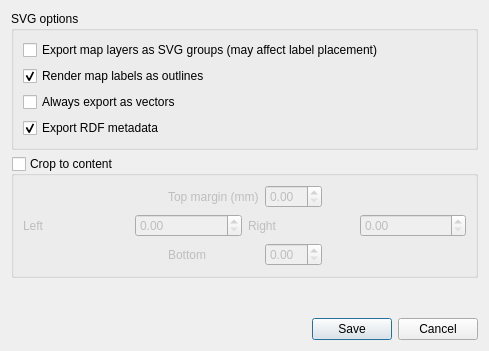
Before: the Qt Designer form src/ui/layout/qgssvgexportoptions.ui in qgis/QGIS, drawn with Qt 5.
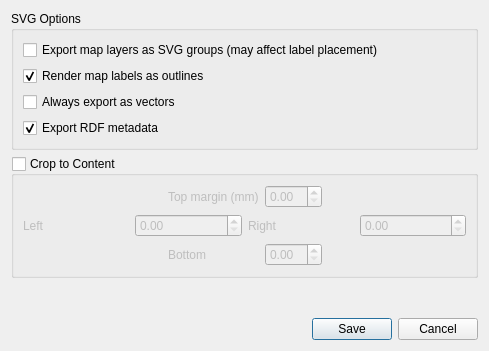
After: the same form once the commit is applied. Custom widgets are drawn as their Qt base class.

```diff
--- a/src/ui/layout/qgssvgexportoptions.ui
+++ b/src/ui/layout/qgssvgexportoptions.ui
@@ -17,7 +17,7 @@
    <item>
     <widget class="QgsCollapsibleGroupBoxBasic" name="groupBox">
      <property name="title">
-      <string>SVG options</string>
+      <string>SVG Options</string>
      </property>
      <layout class="QVBoxLayout" name="verticalLayout_2">
       <item>
@@ -72,7 +72,7 @@
    <item>
     <widget class="QgsCollapsibleGroupBoxBasic" name="mClipToContentGroupBox">
      <property name="title">
-      <string>Crop to content</string>
+      <string>Crop to Content</string>
      </property>
      <property name="checkable">
       <bool>true</bool>
```
